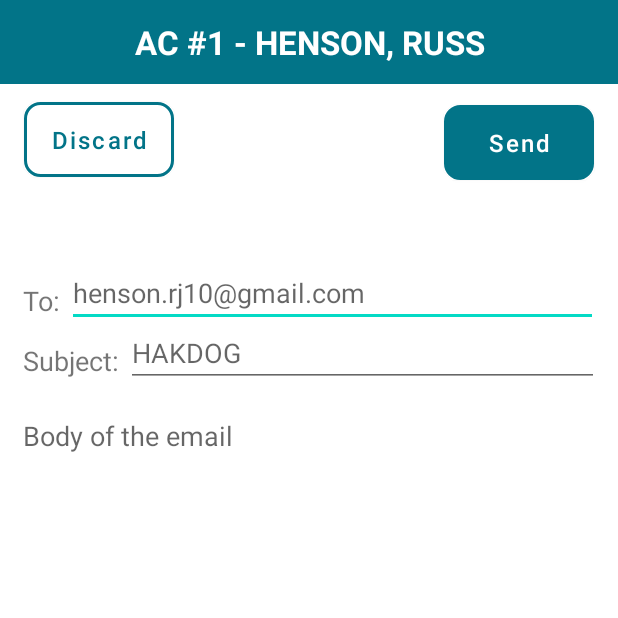
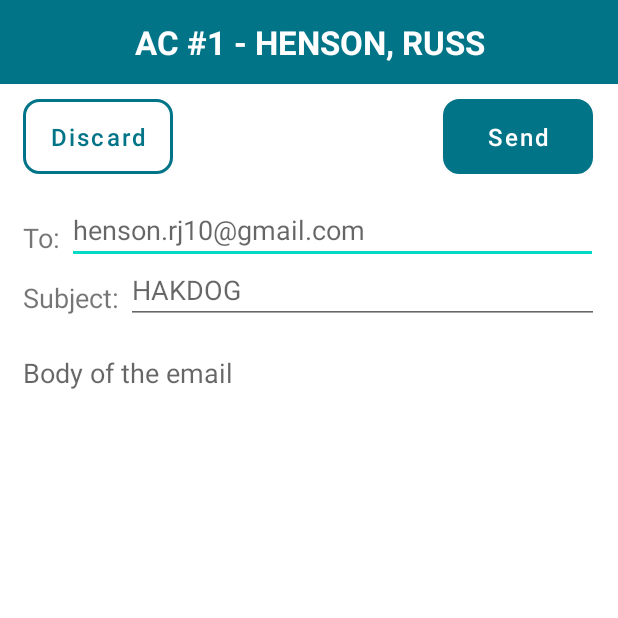
Before and after one commit to russhenson/AndroidChallenge1, an Android app: the NewEmailActivity screen opened directly, with no data from a screen before it, on a phone screen of 412 x 824 dp, the top half of it. Run offline under Robolectric (Android 15) with nearby library versions, the phone set to English and light mode, and no system bars.

Commit message:
Update activity_new_email.xml

```diff
--- a/app/src/main/res/layout/activity_new_email.xml
+++ b/app/src/main/res/layout/activity_new_email.xml
@@ -22,12 +22,31 @@
       app:layout_constraintStart_toStartOf="parent"
       app:layout_constraintTop_toTopOf="parent" />
 
+  <LinearLayout
+      android:layout_width="match_parent"
+      android:layout_height="675dp"
+      android:orientation="vertical"
+      android:paddingLeft="15dp"
+      android:paddingRight="15dp"
+      app:layout_constraintBottom_toBottomOf="parent"
+      app:layout_constraintEnd_toEndOf="parent"
+      app:layout_constraintHorizontal_bias="0.0"
+      app:layout_constraintStart_toStartOf="parent"
+      app:layout_constraintTop_toBottomOf="@+id/actionBar"
+      app:layout_constraintVertical_bias="0.0">
+
+    <LinearLayout
+        android:layout_width="match_parent"
+        android:layout_height="50dp"
+        android:layout_marginTop="10dp"
+        android:layout_marginBottom="20dp"
+        android:orientation="horizontal">
+
       <Button
           android:id="@+id/discardBtn"
           android:layout_width="100dp"
           android:layout_height="50dp"
-      android:layout_marginLeft="16dp"
-      android:layout_marginTop="12dp"
+          android:layout_marginRight="180dp"
           android:background="@drawable/button_border"
           android:paddingLeft="0dp"
           android:paddingTop="0dp"
@@ -38,18 +57,12 @@
           android:textColor="#027488"
           android:textSize="16sp"
           app:backgroundTint="@android:color/transparent"
-      app:backgroundTintMode="screen"
-      app:layout_constraintEnd_toEndOf="parent"
-      app:layout_constraintHorizontal_bias="0.0"
-      app:layout_constraintStart_toStartOf="parent"
-      app:layout_constraintTop_toBottomOf="@+id/actionBar" />
+          app:backgroundTintMode="screen" />
 
       <Button
           android:id="@+id/sendBtn"
           android:layout_width="100dp"
           android:layout_height="50dp"
-      android:layout_marginTop="14dp"
-      android:layout_marginRight="16dp"
           android:background="@drawable/button_color"
           android:paddingLeft="0dp"
           android:paddingTop="0dp"
@@ -59,23 +72,9 @@
           android:textAllCaps="false"
           android:textSize="16sp"
           app:backgroundTint="@android:color/transparent"
-      app:backgroundTintMode="screen"
-      app:layout_constraintEnd_toEndOf="parent"
-      app:layout_constraintHorizontal_bias="1.0"
-      app:layout_constraintStart_toStartOf="parent"
-      app:layout_constraintTop_toBottomOf="@+id/actionBar" />
+          app:backgroundTintMode="screen" />
 
-  <LinearLayout
-      android:layout_width="match_parent"
-      android:layout_height="600dp"
-      android:layout_marginTop="75dp"
-      android:orientation="vertical"
-      app:layout_constraintBottom_toBottomOf="parent"
-      app:layout_constraintEnd_toEndOf="parent"
-      app:layout_constraintStart_toStartOf="parent"
-      app:layout_constraintTop_toBottomOf="@+id/actionBar"
-      android:paddingLeft="15dp"
-      android:paddingRight="15dp">
+    </LinearLayout>
 
     <LinearLayout
         android:layout_width="match_parent"
```
Lines whose indentation alone changed are shown as unchanged.
